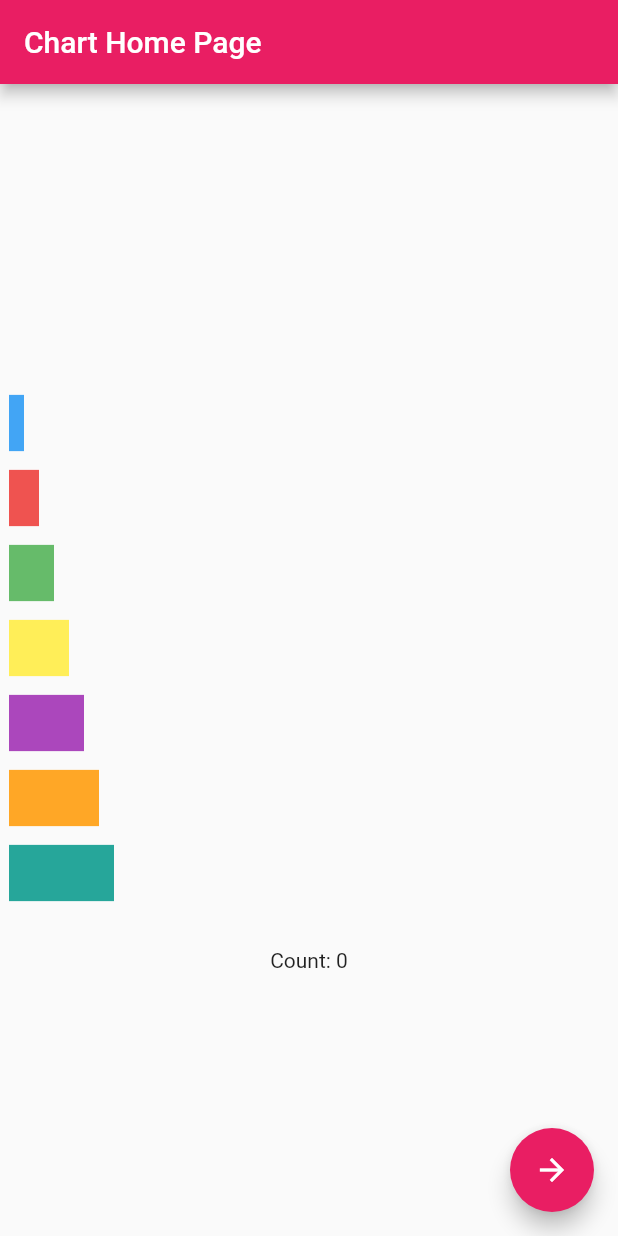
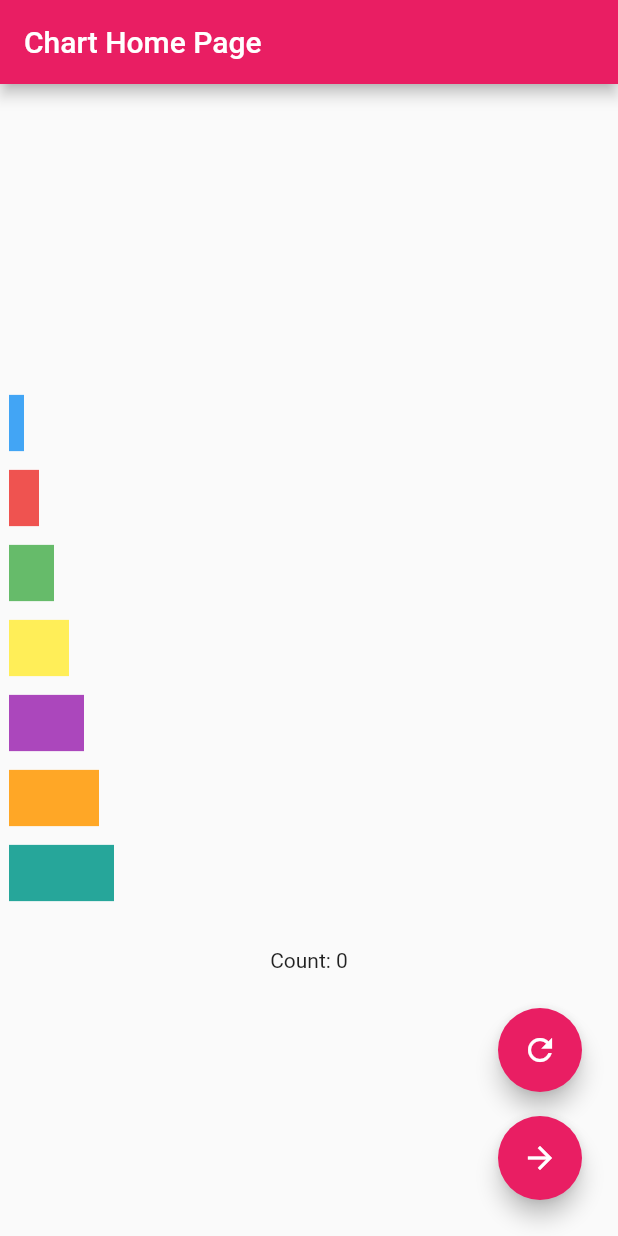
Before and after one commit to IngridFeng/ChartAnimation, a Flutter app: the screen it shows after launch, on a phone screen of 412 x 824 dp. Run offline on Flutter 3.47's test engine with Material 2 defaults, Android fonts, the phone set to English and light mode, and no system bars.

Commit message:
Added button refresh, refresh functionality not working yet

```diff
--- a/chart_animation/lib/main.dart
+++ b/chart_animation/lib/main.dart
@@ -22,13 +22,14 @@ class ChartPage extends StatefulWidget {
 
 class ChartPageState extends State<ChartPage> with TickerProviderStateMixin{
   static const size = const Size(400.0, 400.0);
-  int counter = 0;
+  int counter;
   AnimationController animation;
   BarChartTween tween;
 
   @override
   void initState() {
     super.initState();
+    counter = 0;
     animation = AnimationController(
       duration: const Duration(milliseconds: 300),
       vsync: this,
@@ -71,10 +72,25 @@ class ChartPageState extends State<ChartPage> with TickerProviderStateMixin{
           ],
         ),
       ),
-      floatingActionButton: FloatingActionButton(
-        child: Icon(Icons.arrow_forward),
-        onPressed: changeData,
-      ),
+      floatingActionButton: new Column(
+        mainAxisAlignment: MainAxisAlignment.end,
+        children: <Widget>[
+          Padding(
+            padding: EdgeInsets.all(8.0),
+            child: FloatingActionButton(
+              child: Icon(Icons.refresh),
+              onPressed: initState,
+            ),
+          ),
+          Padding(
+            padding: EdgeInsets.all(8.0),
+            child: FloatingActionButton(
+              child: Icon(Icons.arrow_forward),
+              onPressed: changeData,
+            ),
+          ),
+        ]
+      )
     );
   }
 }
```
